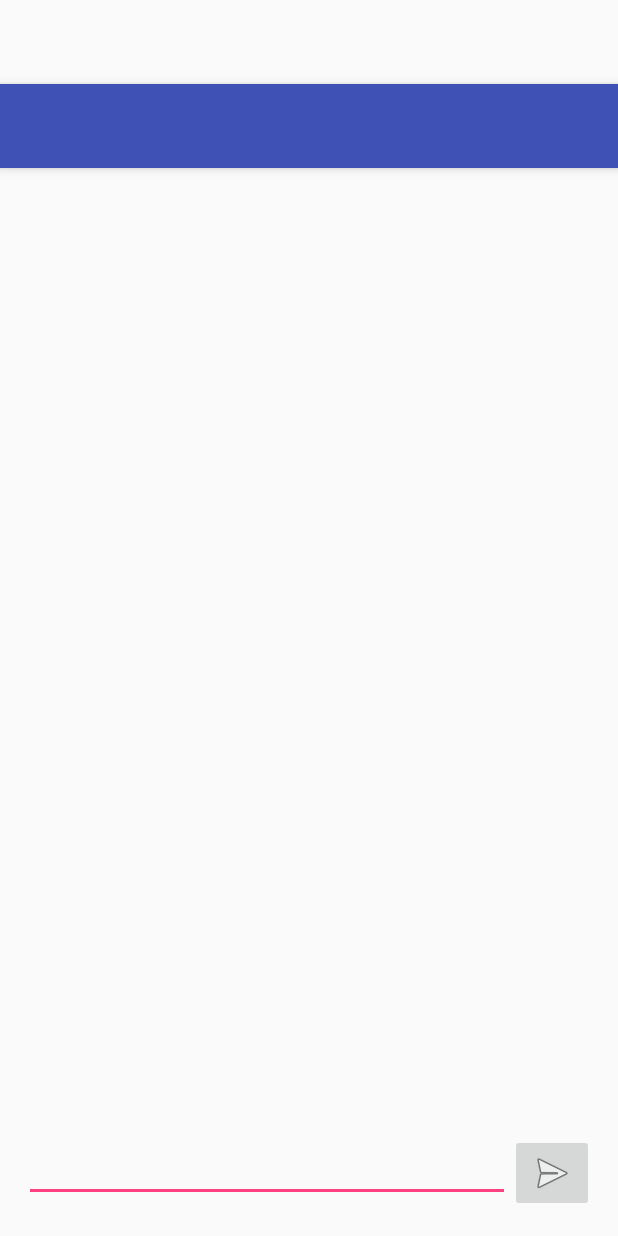
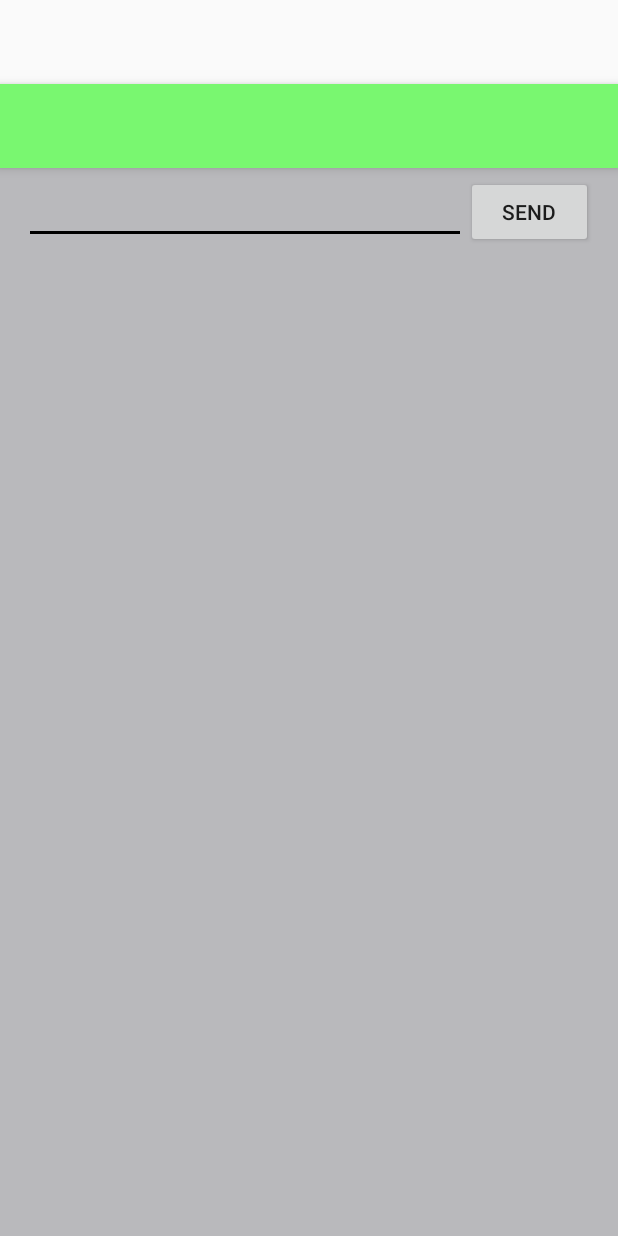
Before and after one commit to codyboaz/PottyTracker, an Android app: the layout activity_main.xml on its own in the app's theme, with its tools: preview values and no code run, on a phone screen of 412 x 824 dp. Run offline under Robolectric (Android 15) with nearby library versions, the phone set to English and light mode, and no system bars.

Commit message:
second  push

```diff
--- a/app/src/main/AndroidManifest.xml
+++ b/app/src/main/AndroidManifest.xml
@@ -13,7 +13,8 @@
         <activity
             android:name=".MainActivity"
             android:label="@string/app_name"
-            android:theme="@style/AppTheme.NoActionBar" >
+            android:theme="@style/AppTheme.NoActionBar"
+            android:windowSoftInputMode="stateHidden">
             <intent-filter>
                 <action android:name="android.intent.action.MAIN" />
 
--- a/app/src/main/res/layout/content_main.xml
+++ b/app/src/main/res/layout/content_main.xml
@@ -1,5 +1,6 @@
 <?xml version="1.0" encoding="utf-8"?>
-<RelativeLayout xmlns:android="http://schemas.android.com/apk/res/android"
+<LinearLayout
+    xmlns:android="http://schemas.android.com/apk/res/android"
     xmlns:tools="http://schemas.android.com/tools"
     android:layout_width="match_parent"
     android:layout_height="match_parent"
@@ -8,37 +9,32 @@
     android:paddingRight="@dimen/activity_horizontal_margin"
     android:paddingTop="@dimen/activity_vertical_margin"
     tools:showIn="@layout/activity_main"
-    tools:context=".MainActivity">
+    tools:context=".MainActivity"
+    android:background="#9c919196"
+    android:orientation="vertical">
 
-    <ListView
-        android:id="@+id/listView"
-        android:layout_width="match_parent"
-        android:layout_height="wrap_content"
-        android:layout_above="@+id/footer"
-        android:layout_alignParentTop="true"
-        android:transcriptMode="alwaysScroll"/>
+
 
         <LinearLayout
-        android:id="@+id/footer"
             android:orientation="horizontal"
             android:layout_width="match_parent"
-        android:layout_height="wrap_content"
-        android:layout_alignParentBottom="true">
+            android:layout_height="73dp"
+            android:layout_gravity="center_horizontal"
+            android:layout_marginTop="45dp">
 
             <EditText
-            android:id="@+id/messageText"
                 android:layout_width="wrap_content"
                 android:layout_height="wrap_content"
-            android:layout_weight="1"
-            android:inputType="text"
-            android:lines="1"
-            android:singleLine="true"
-            android:imeOptions="actionSend"/>
+                android:id="@+id/messageText"
+                android:layout_weight="1" />
 
-        <ImageButton
-            android:id="@+id/sendButton"
+            <Button
+                style="?android:attr/buttonStyleSmall"
                 android:layout_width="wrap_content"
                 android:layout_height="wrap_content"
-            android:src="@android:drawable/ic_menu_send"/>
+                android:text="Send"
+                android:id="@+id/sendButton"
+                android:layout_weight="0.09" />
         </LinearLayout>
-</RelativeLayout>
+
+</LinearLayout>
--- a/app/src/main/res/values/colors.xml
+++ b/app/src/main/res/values/colors.xml
@@ -1,6 +1,6 @@
 <?xml version="1.0" encoding="utf-8"?>
 <resources>
-    <color name="colorPrimary">#3F51B5</color>
-    <color name="colorPrimaryDark">#303F9F</color>
-    <color name="colorAccent">#FF4081</color>
+    <color name="colorPrimary">#79f770</color>
+    <color name="colorPrimaryDark">#309f3d</color>
+    <color name="colorAccent">#000000</color>
 </resources>
--- a/app/src/main/res/values/styles.xml
+++ b/app/src/main/res/values/styles.xml
@@ -11,7 +11,7 @@
         <item name="windowActionBar">false</item>
         <item name="windowNoTitle">true</item>
     </style>
-    <style name="AppTheme.AppBarOverlay" parent="ThemeOverlay.AppCompat.Dark.ActionBar" />
-    <style name="AppTheme.PopupOverlay" parent="ThemeOverlay.AppCompat.Light" />
+    <style name="AppTheme.AppBarOverlay" parent="ThemeOverlay.AppCompat" />
+    <style name="AppTheme.PopupOverlay" parent="ThemeOverlay.AppCompat" />
 
 </resources>
```
Also changed, not shown: 26 other files. Lines whose indentation alone changed are shown as unchanged.
